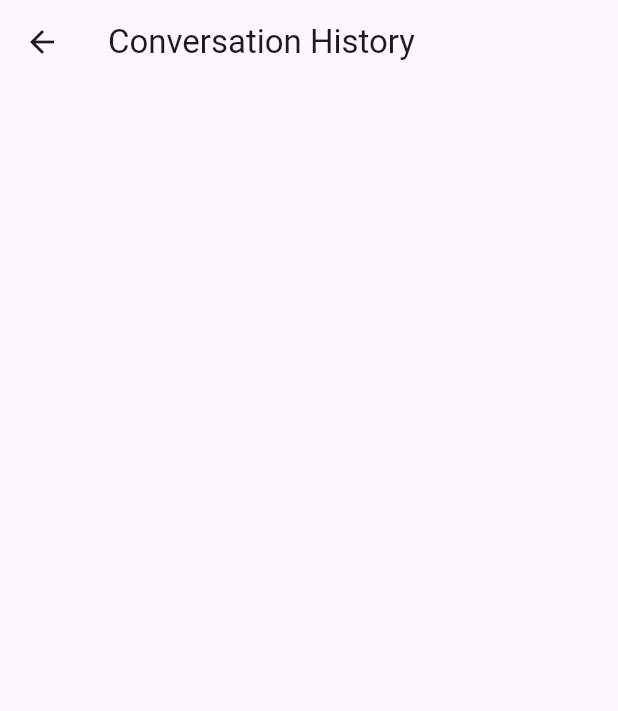
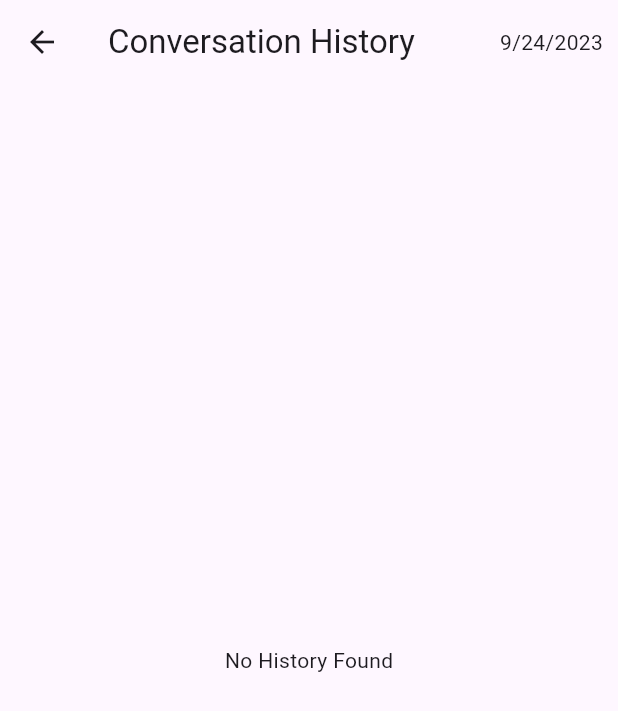
Before and after one commit to ganesh7262/img_text_gpt, a Flutter app: the HistoryScreen screen opened directly, on a phone screen of 412 x 824 dp. Shown: the top 711 px of the screen. Run offline on Flutter 3.47's test engine with Material 2 defaults, Android fonts, the phone set to English and light mode, and no system bars; our stand-ins replace flutter_dotenv, image_picker; missing offline and left inert: google_mlkit_text_recognition.

Commit message:
history update
added timestamp to history

```diff
--- a/img_text_gpt/lib/screens/history_screen.dart
+++ b/img_text_gpt/lib/screens/history_screen.dart
@@ -1,6 +1,7 @@
 import 'package:flutter/material.dart';
 import 'package:flutter/services.dart';
 import 'package:img_text_gpt/history_model.dart';
+import 'package:intl/intl.dart';
 import 'package:provider/provider.dart';
 
 class ConvoBlock extends StatelessWidget {
@@ -31,8 +32,14 @@ class ConvoBlock extends StatelessWidget {
           child: Column(
             crossAxisAlignment: CrossAxisAlignment.start,
             children: [
-              Text(
-                prompt,
+              Row(
+                mainAxisAlignment: MainAxisAlignment.spaceBetween,
+                children: [
+                  Text(
+                    prompt,
+                  ),
+                  Text(TimeOfDay.now().format(context).toString()),
+                ],
               ),
               const SizedBox(
                 height: 5,
@@ -58,6 +65,30 @@ class HistoryScreen extends StatelessWidget {
     );
   }
 
+  Padding ifHistory(HistoryModel history) {
+    return Padding(
+      padding: const EdgeInsets.all(8.0),
+      child: ListView.builder(
+        itemCount: history.totalConvo,
+        itemBuilder: (context, index) {
+          return ConvoBlock(
+              prompt: history.hist[index].prompt,
+              gptResponse: history.hist[index].gptResponse);
+        },
+      ),
+    );
+  }
+
+  Widget displayMainContent(HistoryModel history) {
+    if (history.hist.isEmpty) return defaultScreen();
+    return ifHistory(history);
+  }
+
+  String getCurrentDate() {
+    final formatter = DateFormat.yMd();
+    return formatter.format(DateTime.now());
+  }
+
   @override
   Widget build(BuildContext context) {
     return Consumer<HistoryModel>(
@@ -65,18 +96,14 @@ class HistoryScreen extends StatelessWidget {
         return Scaffold(
           appBar: AppBar(
             title: const Text('Conversation History'),
+            actions: [
+              Padding(
+                padding: const EdgeInsets.all(10.0),
+                child: Text(getCurrentDate()),
+              )
+            ],
           ),
-          body: Padding(
-            padding: const EdgeInsets.all(8.0),
-            child: ListView.builder(
-              itemCount: history.totalConvo,
-              itemBuilder: (context, index) {
-                return ConvoBlock(
-                    prompt: history.hist[index].prompt,
-                    gptResponse: history.hist[index].gptResponse);
-              },
-            ),
-          ),
+          body: displayMainContent(history),
         );
       },
     );
--- a/img_text_gpt/pubspec.yaml
+++ b/img_text_gpt/pubspec.yaml
@@ -40,6 +40,7 @@ dependencies:
   google_mlkit_text_recognition: ^0.10.0
   image_picker: ^1.0.2
   provider: ^6.0.5
+  intl: ^0.18.1
 
 dev_dependencies:
   flutter_test:
```
Also changed, not shown: img_text_gpt/pubspec.lock, 1 other file.
